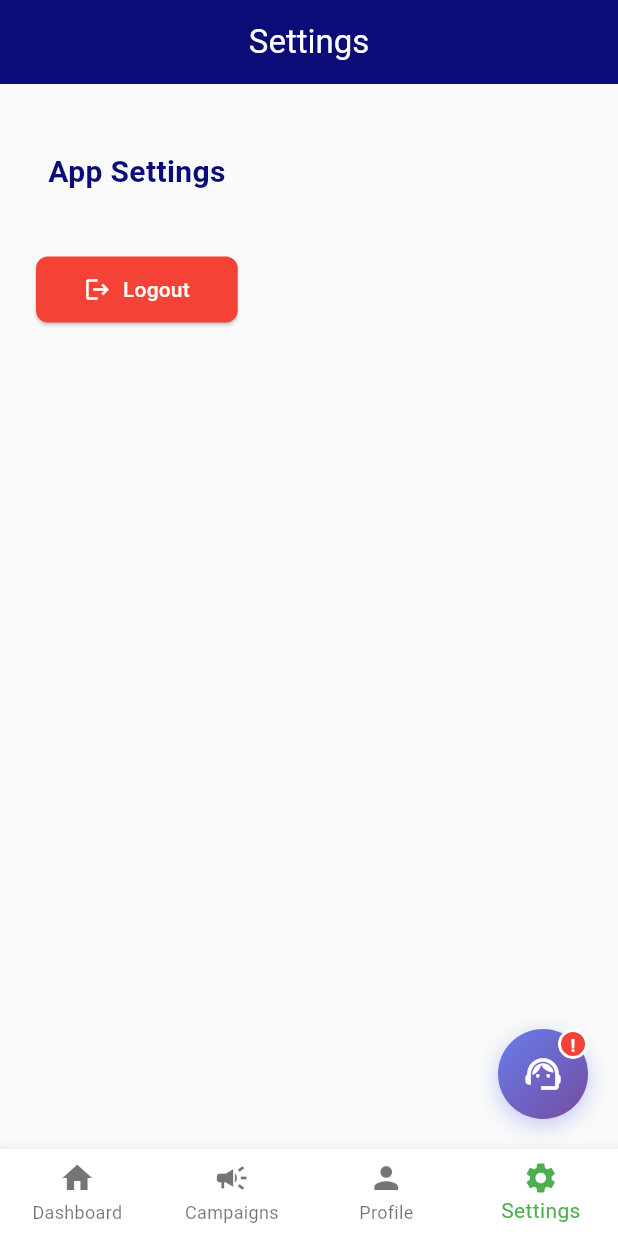
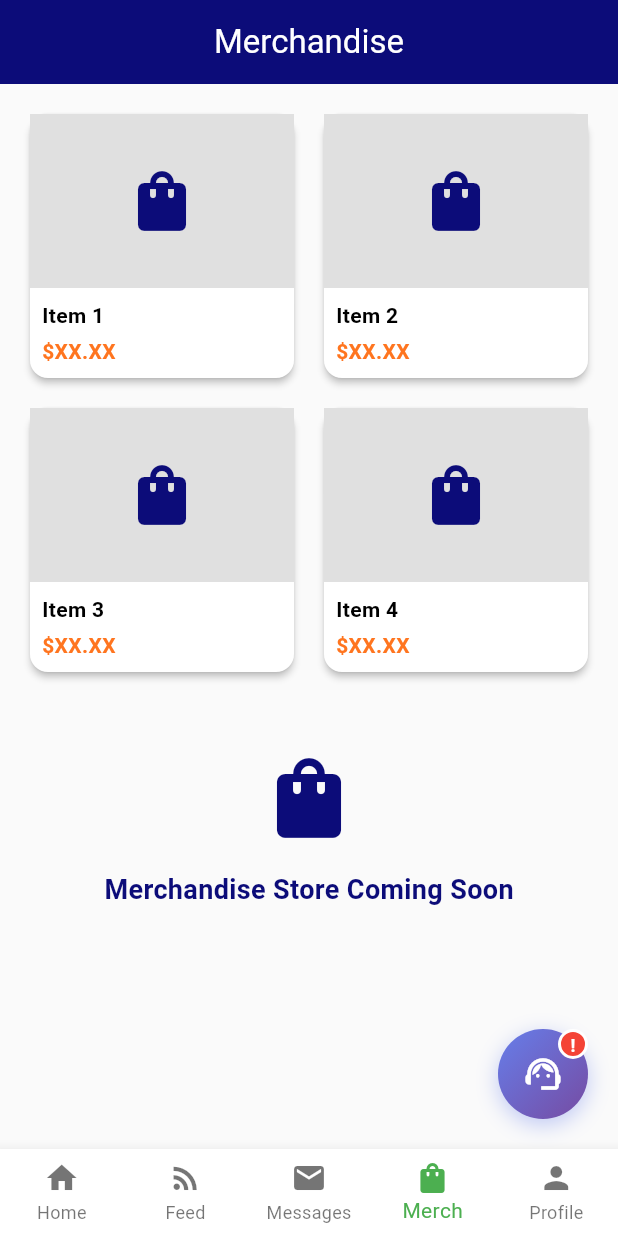
Before and after one commit to UmeshaAlwis/Kindora-, a Flutter app: the MainLayout screen opened directly with empty values, item 4 of the bottom bar chosen, on a phone screen of 412 x 824 dp. Run offline on Flutter 3.47's test engine with Material 3 defaults, Android fonts, the phone set to English and light mode, and no system bars; our stand-ins replace dio, equatable, firebase_auth, firebase_core, flutter_dotenv, flutter_riverpod and 5 more; missing offline and left inert: flutter_stripe; accounts and stored records are empty; network calls fail.

Commit message:
UI/UX enhancements

```diff
--- a/flutter_app/lib/config/routes/app_router.dart
+++ b/flutter_app/lib/config/routes/app_router.dart
@@ -5,8 +5,10 @@ import '../../features/auth/ui/signup_screen.dart';
 import '../../features/home/ui/home_screen.dart';
 import '../../features/dashboard/ui/dashboard_screen.dart';
 import '../../features/profile/ui/profile_page.dart';
-import '../../features/settings/ui/settings_page.dart';
 import '../../features/campaign/ui/campaign_home_page.dart';
+import '../../features/feed/ui/feed_page.dart';
+import '../../features/messages/ui/messages_page.dart';
+import '../../features/merch/ui/merch_page.dart';
 import '../../core/widgets/auth_gate.dart';
 import '../../core/widgets/main_layout.dart';
 
@@ -48,6 +50,21 @@ class AppRouter {
             builder: (context, state) => const DashboardScreen(),
           ),
           GoRoute(
+            path: '/feed',
+            name: 'feed',
+            builder: (context, state) => const FeedPage(),
+          ),
+          GoRoute(
+            path: '/messages',
+            name: 'messages',
+            builder: (context, state) => const MessagesPage(),
+          ),
+          GoRoute(
+            path: '/merch',
+            name: 'merch',
+            builder: (context, state) => const MerchPage(),
+          ),
+          GoRoute(
             path: '/campaigns',
             name: 'campaigns',
             builder: (context, state) => const CampaignHomePage(),
@@ -56,11 +73,6 @@ class AppRouter {
             path: '/profile',
             name: 'profile',
             builder: (context, state) => const ProfilePage(),
-          ),
-          GoRoute(
-            path: '/settings',
-            name: 'settings',
-            builder: (context, state) => const SettingsPage(),
           ),
         ],
       ),
--- a/flutter_app/lib/core/widgets/main_layout.dart
+++ b/flutter_app/lib/core/widgets/main_layout.dart
@@ -13,9 +13,10 @@ class MainLayout extends StatelessWidget {
 
   int _getSelectedIndex(String location) {
     if (location.startsWith('/dashboard')) return 0;
-    if (location.startsWith('/campaigns')) return 1;
-    if (location.startsWith('/profile')) return 2;
-    if (location.startsWith('/settings')) return 3;
+    if (location.startsWith('/feed')) return 1;
+    if (location.startsWith('/messages')) return 2;
+    if (location.startsWith('/merch')) return 3;
+    if (location.startsWith('/profile')) return 4;
     return 0;
   }
 
@@ -43,32 +44,39 @@ class MainLayout extends StatelessWidget {
               context.go('/dashboard');
               break;
             case 1:
-              context.go('/campaigns');
+              context.go('/feed');
               break;
             case 2:
-              context.go('/profile');
+              context.go('/messages');
               break;
             case 3:
-              context.go('/settings');
+              context.go('/merch');
+              break;
+            case 4:
+              context.go('/profile');
               break;
           }
         },
         items: const [
           BottomNavigationBarItem(
             icon: Icon(Icons.home),
-            label: 'Dashboard',
+            label: 'Home',
           ),
           BottomNavigationBarItem(
-            icon: Icon(Icons.campaign),
-            label: 'Campaigns',
+            icon: Icon(Icons.rss_feed),
+            label: 'Feed',
+          ),
+          BottomNavigationBarItem(
+            icon: Icon(Icons.mail),
+            label: 'Messages',
+          ),
+          BottomNavigationBarItem(
+            icon: Icon(Icons.shopping_bag),
+            label: 'Merch',
           ),
           BottomNavigationBarItem(
             icon: Icon(Icons.person),
             label: 'Profile',
-          ),
-          BottomNavigationBarItem(
-            icon: Icon(Icons.settings),
-            label: 'Settings',
           ),
         ],
       ),
--- /dev/null
+++ b/flutter_app/lib/features/merch/ui/merch_page.dart
@@ -0,0 +1,104 @@
+import 'package:flutter/material.dart';
+
+class MerchPage extends StatelessWidget {
+  const MerchPage({super.key});
+
+  @override
+  Widget build(BuildContext context) {
+    return Scaffold(
+      appBar: AppBar(
+        title: const Text('Merchandise'),
+        backgroundColor: const Color(0xFF0C0C79),
+        foregroundColor: Colors.white,
+        centerTitle: true,
+        elevation: 0,
+      ),
+      body: SafeArea(
+        child: SingleChildScrollView(
+          child: Column(
+            children: [
+              // Merchandise grid placeholder
+              Padding(
+                padding: const EdgeInsets.all(16),
+                child: GridView.builder(
+                  shrinkWrap: true,
+                  physics: const NeverScrollableScrollPhysics(),
+                  gridDelegate: const SliverGridDelegateWithFixedCrossAxisCount(
+                    crossAxisCount: 2,
+                    crossAxisSpacing: 12,
+                    mainAxisSpacing: 12,
+                  ),
+                  itemCount: 4,
+                  itemBuilder: (context, index) {
+                    return Card(
+                      elevation: 2,
+                      child: Column(
+                        crossAxisAlignment: CrossAxisAlignment.stretch,
+                        children: [
+                          Expanded(
+                            child: Container(
+                              color: Colors.grey[300],
+                              child: const Icon(
+                                Icons.shopping_bag,
+                                size: 48,
+                                color: Color(0xFF0C0C79),
+                              ),
+                            ),
+                          ),
+                          Padding(
+                            padding: const EdgeInsets.all(8),
+                            child: Column(
+                              crossAxisAlignment: CrossAxisAlignment.start,
+                              children: [
+                                Text(
+                                  'Item ${index + 1}',
+                                  style: const TextStyle(
+                                    fontWeight: FontWeight.bold,
+                                    fontSize: 14,
+                                  ),
+                                ),
+                                const SizedBox(height: 4),
+                                const Text(
+                                  '\$XX.XX',
+                                  style: TextStyle(
+                                    color: Color(0xFFFF751F),
+                                    fontWeight: FontWeight.bold,
+                                  ),
+                                ),
+                              ],
+                            ),
+                          ),
+                        ],
+                      ),
+                    );
+                  },
+                ),
+              ),
+              Padding(
+                padding: const EdgeInsets.all(32),
+                child: Column(
+                  children: const [
+                    Icon(
+                      Icons.shopping_bag,
+                      size: 64,
+                      color: Color(0xFF0C0C79),
+                    ),
+                    SizedBox(height: 16),
+                    Text(
+                      'Merchandise Store Coming Soon',
+                      style: TextStyle(
+                        fontSize: 18,
+                        fontWeight: FontWeight.bold,
+                        color: Color(0xFF0C0C79),
+                      ),
+                    ),
+                  ],
+                ),
+              ),
+            ],
+          ),
+        ),
+      ),
+    );
+  }
+}
```
Also changed, not shown: flutter_app/lib/features/campaign/ui/campaign_home_page.dart (+42 -10 lines), flutter_app/lib/features/feed/ui/feed_page.dart (added, +103 -0 lines), flutter_app/lib/features/messages/ui/messages_page.dart (added, +73 -0 lines), flutter_app/lib/features/payment/ui/payment_page.dart (+17 -61 lines), flutter_app/lib/features/profile/ui/profile_page.dart (+26 -2 lines).
